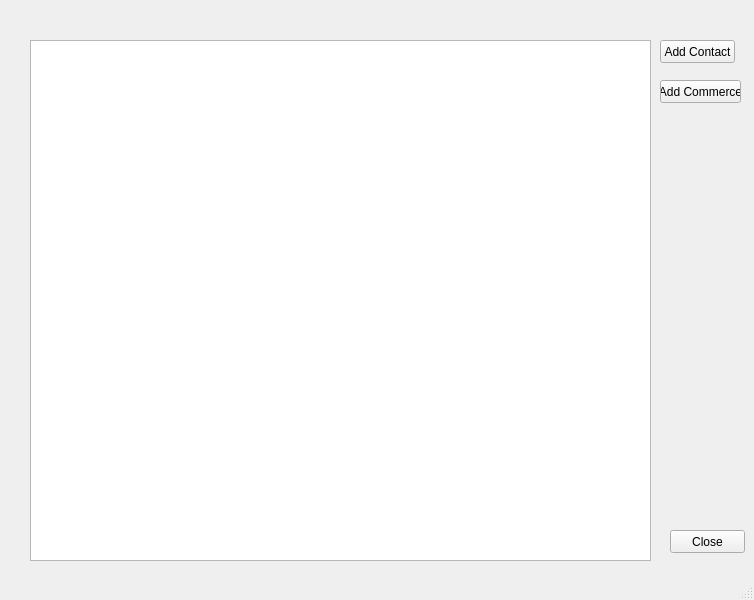
Before: the Qt Designer form addressBook/main_diag.ui in aviikc/gui, drawn with Qt 5.
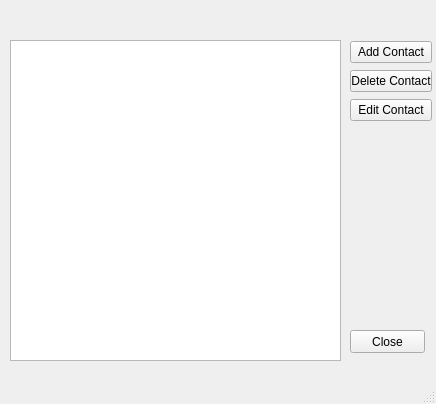
After: the same form once the commit is applied.

The edit to the form file:
```diff
--- a/addressBook/main_diag.ui
+++ b/addressBook/main_diag.ui
@@ -6,42 +6,19 @@
    <rect>
     <x>0</x>
     <y>0</y>
-    <width>754</width>
-    <height>600</height>
+    <width>436</width>
+    <height>404</height>
    </rect>
   </property>
   <property name="windowTitle">
    <string>MainWindow</string>
   </property>
   <widget class="QWidget" name="centralwidget">
-   <widget class="QPushButton" name="pushButton_addCon">
-    <property name="geometry">
-     <rect>
-      <x>660</x>
-      <y>40</y>
-      <width>75</width>
-      <height>23</height>
-     </rect>
-    </property>
-    <property name="text">
-     <string>Add Contact</string>
-    </property>
-   </widget>
-   <widget class="QListView" name="listView_main">
-    <property name="geometry">
-     <rect>
-      <x>30</x>
-      <y>40</y>
-      <width>621</width>
-      <height>521</height>
-     </rect>
-    </property>
-   </widget>
    <widget class="QPushButton" name="pushButton_close">
     <property name="geometry">
      <rect>
-      <x>670</x>
-      <y>530</y>
+      <x>350</x>
+      <y>330</y>
       <width>75</width>
       <height>23</height>
      </rect>
@@ -50,18 +27,48 @@
      <string>Close</string>
     </property>
    </widget>
-   <widget class="QPushButton" name="pushButton_addComm">
+   <widget class="QListWidget" name="listWidget">
     <property name="geometry">
      <rect>
-      <x>660</x>
-      <y>80</y>
-      <width>81</width>
-      <height>23</height>
+      <x>10</x>
+      <y>40</y>
+      <width>331</width>
+      <height>321</height>
      </rect>
     </property>
-    <property name="text">
-     <string>Add Commerce</string>
+   </widget>
+   <widget class="QWidget" name="">
+    <property name="geometry">
+     <rect>
+      <x>350</x>
+      <y>40</y>
+      <width>82</width>
+      <height>83</height>
+     </rect>
     </property>
+    <layout class="QVBoxLayout" name="verticalLayout">
+     <item>
+      <widget class="QPushButton" name="pushButton_addCon">
+       <property name="text">
+        <string>Add Contact</string>
+       </property>
+      </widget>
+     </item>
+     <item>
+      <widget class="QPushButton" name="pushButton_addComm">
+       <property name="text">
+        <string>Delete Contact</string>
+       </property>
+      </widget>
+     </item>
+     <item>
+      <widget class="QPushButton" name="pushButton">
+       <property name="text">
+        <string>Edit Contact</string>
+       </property>
+      </widget>
+     </item>
+    </layout>
    </widget>
   </widget>
   <widget class="QMenuBar" name="menubar">
```
Left out of the diff: 2 changed lines with no effect on the pictures.
